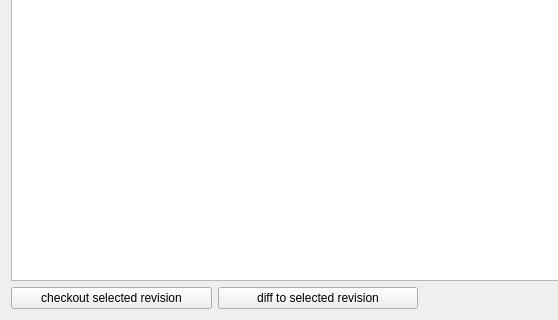
This is forms/Ui_LogView.ui in sourcepole/pgversion as Qt 5 draws it before an edit; both pictures show x 0 to 558 and y 262 to 582 of the 722 by 582 pixel window. The edited form follows.
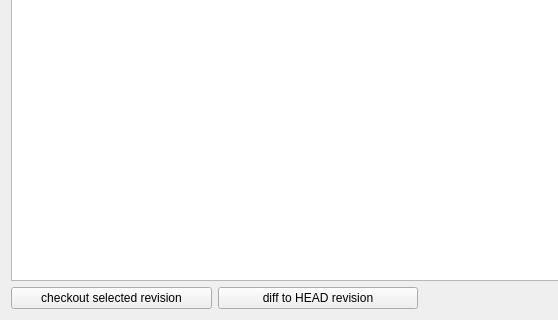
This is the edited form.

Commit message: diff only to HEAD

Patch:
```diff
--- a/forms/Ui_LogView.ui
+++ b/forms/Ui_LogView.ui
@@ -69,7 +69,7 @@
    <item row="7" column="1">
     <widget class="QPushButton" name="btnDiff">
      <property name="text">
-      <string>diff to selected revision</string>
+      <string>diff to HEAD revision</string>
      </property>
     </widget>
    </item>
```
The commit also changes 3 other files.
